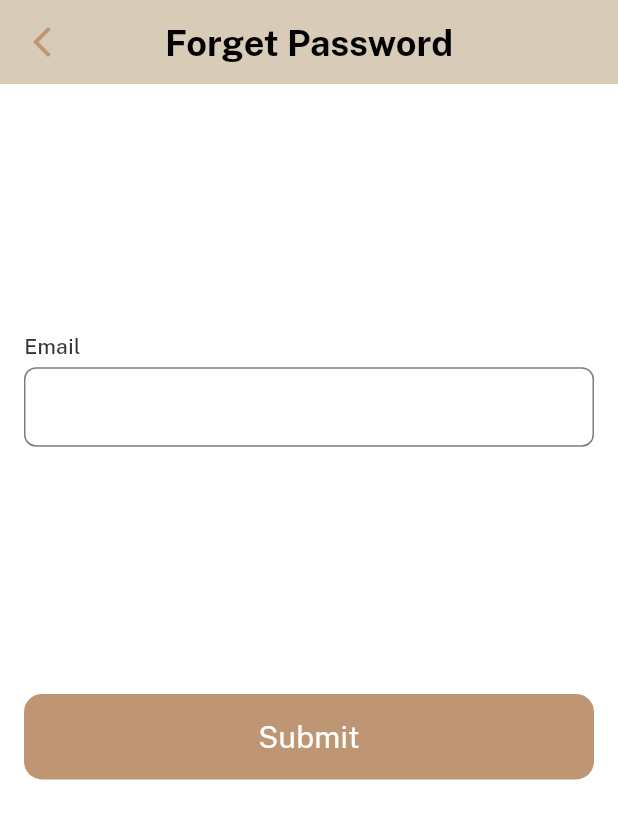
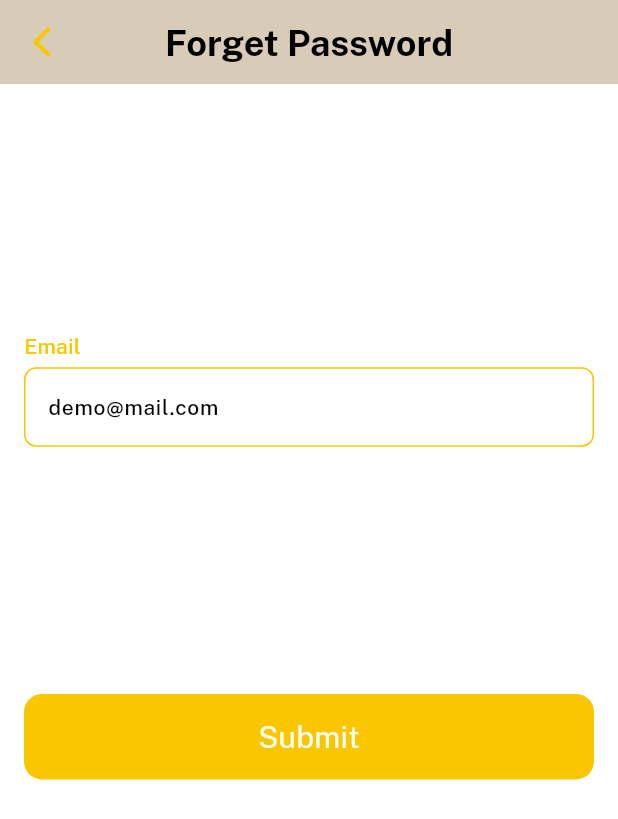
Before and after one commit to Belalwael26/dreamHome, a Flutter app: the ForgetPasswordScreen screen opened by its route, on a phone screen of 412 x 824 dp. Shown: the top 819 px of the screen. Run offline on Flutter 3.47's test engine with Material 3 defaults, Android fonts, the phone set to English and light mode, and no system bars; our stand-ins replace carousel_slider, cloud_firestore, dartz, dio, dotted_border, equatable and 15 more; accounts and stored records are empty; project files that could hold a hidden picture were left out.

Commit message:
forgetpassword_ui

```diff
--- a/dream_home/lib/core/widget/app_bar.dart
+++ b/dream_home/lib/core/widget/app_bar.dart
@@ -1,3 +1,4 @@
+import 'package:dream_home/core/utils/app_color.dart';
 import 'package:flutter/material.dart';
 import '../styles/app_text_style.dart';
 
@@ -10,7 +11,7 @@ PreferredSizeWidget? appBar(
 }) {
   return AppBar(
     elevation: 0,
-    surfaceTintColor: Colors.white,
+    surfaceTintColor: AppColor.white,
     automaticallyImplyLeading: automaticallyImplyLeading,
     title: Text(
       title,
--- a/dream_home/lib/feature/auth/presentation/views/forget_password_screen.dart
+++ b/dream_home/lib/feature/auth/presentation/views/forget_password_screen.dart
@@ -7,7 +7,6 @@ import 'package:dream_home/di.dart';
 import 'package:flutter/material.dart';
 import 'package:flutter_bloc/flutter_bloc.dart';
 import 'package:go_router/go_router.dart';
-
 import '../../../../app/routes/routes.dart';
 import '../../../../core/constant/app_sized.dart';
 import '../../../../core/function/show_toast.dart';
@@ -46,7 +45,7 @@ class ForgetPasswordScreen extends StatelessWidget {
                 automaticallyImplyLeading: false,
                 leading: Icon(
                   Icons.arrow_back_ios_new,
-                  color: AppColor.beanut,
+                  color: AppColor.yellowColor,
                 ).onTap(() {
                   context.pop();
                 })),
@@ -63,12 +62,15 @@ class ForgetPasswordScreen extends StatelessWidget {
                             height(heightSize(context) * 0.2),
                             Text(
                               "Email",
-                              style: AppTextStyle.style14,
+                              style: AppTextStyle.style14
+                                  .copyWith(color: AppColor.yellowColor),
                             ),
                             height(4),
                             CustomTextFormFiled(
                               hintText: "demo@mail.com",
+                              hintColor: AppColor.black,
                               controller: cubit.emailController,
+                              borderColor: AppColor.yellowColor,
                               validator: (val) => AppValidation.emailValidator(
                                   cubit.emailController.text),
                             ),
@@ -78,7 +80,7 @@ class ForgetPasswordScreen extends StatelessWidget {
                               onPressed: () {
                                 cubit.forgetpassword();
                               },
-                              containerColor: AppColor.beanut,
+                              containerColor: AppColor.yellowColor,
                               textColor: AppColor.white,
                             ),
                           ],
```
